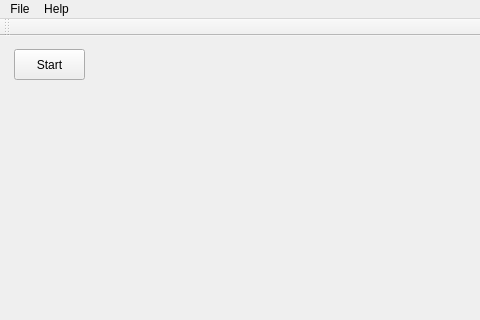
Old version of the form TwixtGUIQt/TwixtGUIQt.ui in the repository ccaesar26/Twixt-Game; both pictures show x 0 to 480 and y 0 to 320 of the 1200 by 800 pixel window.
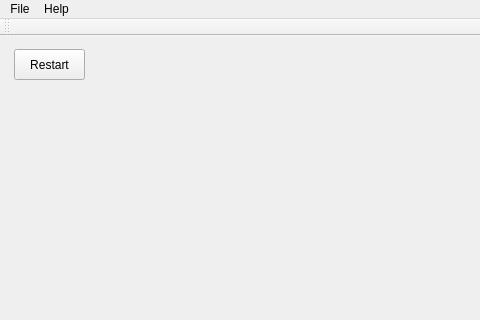
New version of the form. Icons and pictures are not drawn.

Diff of the .ui file:
```diff
--- a/TwixtGUIQt/TwixtGUIQt.ui
+++ b/TwixtGUIQt/TwixtGUIQt.ui
@@ -24,7 +24,7 @@
      </rect>
     </property>
     <property name="text">
-     <string>Start</string>
+     <string>Restart</string>
     </property>
    </widget>
   </widget>
```
Left out of the diff: 5 changed lines with no effect on the pictures.
